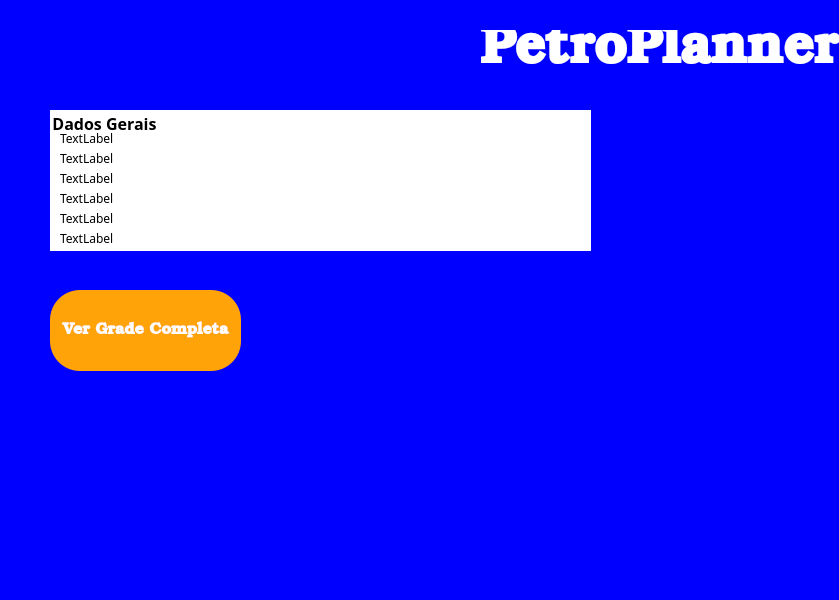
Above: src-v1/PetroPlanner/telainicial.ui from ldsc/ProjetoEngenharia-SimuladorDePlanejamentoDasAtividadesDoEstudanteEngenharia before the change. Below: the same form after it.
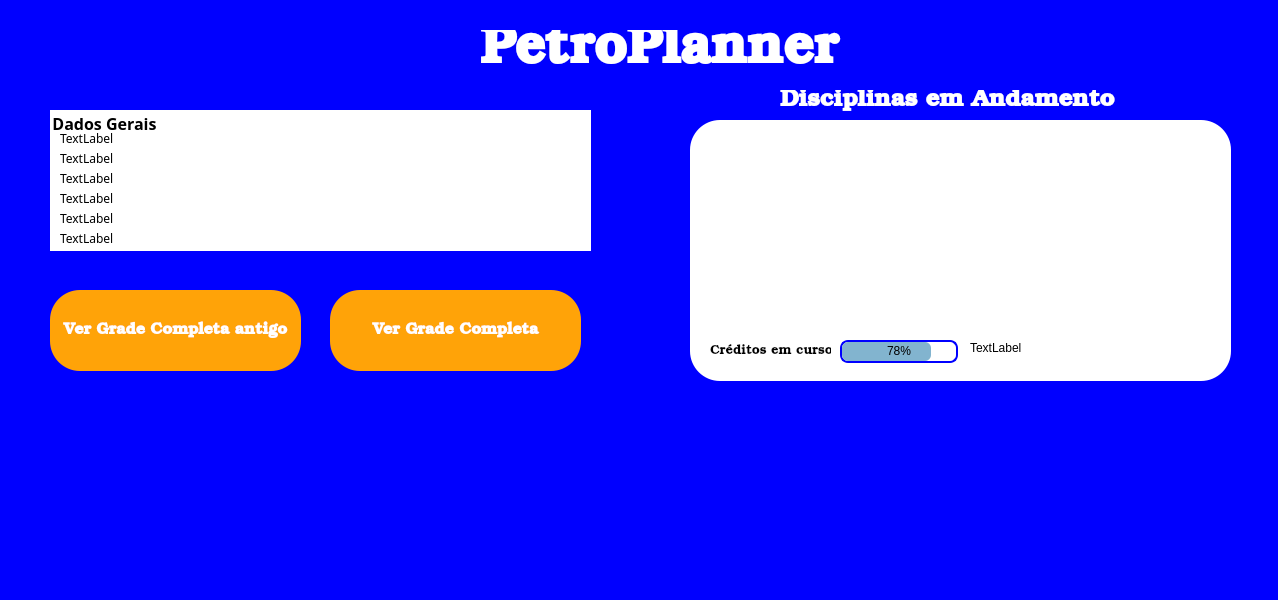
That is the form after the change.

Commit message: Progress Bar adicionada em disciplinas em andamento

```diff
--- a/src-v1/PetroPlanner/telainicial.ui
+++ b/src-v1/PetroPlanner/telainicial.ui
@@ -6,7 +6,7 @@
    <rect>
     <x>0</x>
     <y>0</y>
-    <width>839</width>
+    <width>1278</width>
     <height>600</height>
    </rect>
   </property>
@@ -34,7 +34,7 @@
      <rect>
       <x>50</x>
       <y>290</y>
-      <width>191</width>
+      <width>251</width>
       <height>81</height>
      </rect>
     </property>
@@ -52,7 +52,7 @@
      <string notr="true">background-color: #ffa308; color: white; border-radius: 30px;</string>
     </property>
     <property name="text">
-     <string>Ver Grade Completa</string>
+     <string>Ver Grade Completa antigo</string>
     </property>
    </widget>
    <widget class="QGroupBox" name="groupBoxInfoAluno">
@@ -225,6 +225,137 @@
      <string>PetroPlanner</string>
     </property>
    </widget>
+   <widget class="QPushButton" name="botaoVerGradeCompleta_2">
+    <property name="geometry">
+     <rect>
+      <x>330</x>
+      <y>290</y>
+      <width>251</width>
+      <height>81</height>
+     </rect>
+    </property>
+    <property name="font">
+     <font>
+      <family>Bookman Old Style</family>
+      <pointsize>12</pointsize>
+      <bold>true</bold>
+     </font>
+    </property>
+    <property name="toolTipDuration">
+     <number>-4</number>
+    </property>
+    <property name="styleSheet">
+     <string notr="true">background-color: #ffa308; color: white; border-radius: 30px;</string>
+    </property>
+    <property name="text">
+     <string>Ver Grade Completa</string>
+    </property>
+   </widget>
+   <widget class="QGroupBox" name="groupBoxDiscAnd">
+    <property name="geometry">
+     <rect>
+      <x>690</x>
+      <y>120</y>
+      <width>541</width>
+      <height>261</height>
+     </rect>
+    </property>
+    <property name="font">
+     <font>
+      <family>Book Antiqua</family>
+      <pointsize>12</pointsize>
+      <italic>false</italic>
+      <bold>true</bold>
+     </font>
+    </property>
+    <property name="layoutDirection">
+     <enum>Qt::LayoutDirection::LeftToRight</enum>
+    </property>
+    <property name="styleSheet">
+     <string notr="true">background-color: white; color: black; border: none; border-radius: 30px;</string>
+    </property>
+    <property name="title">
+     <string/>
+    </property>
+    <widget class="QLabel" name="labelHorasEmCurso">
+     <property name="geometry">
+      <rect>
+       <x>20</x>
+       <y>220</y>
+       <width>121</width>
+       <height>21</height>
+      </rect>
+     </property>
+     <property name="font">
+      <font>
+       <family>Bookman Old Style</family>
+       <pointsize>10</pointsize>
+       <bold>false</bold>
+      </font>
+     </property>
+     <property name="styleSheet">
+      <string notr="true"/>
+     </property>
+     <property name="text">
+      <string>Créditos em curso:</string>
+     </property>
+    </widget>
+    <widget class="QProgressBar" name="progressBarCreditos">
+     <property name="geometry">
+      <rect>
+       <x>150</x>
+       <y>220</y>
+       <width>118</width>
+       <height>23</height>
+      </rect>
+     </property>
+     <property name="styleSheet">
+      <string notr="true">QProgressBar {    border: 2px solid blue;    border-radius: 8px;  text-align: center;} QProgressBar::chunk {background-color: #82b4cf; border-radius: 6px;}</string>
+     </property>
+     <property name="minimum">
+      <number>6</number>
+     </property>
+     <property name="value">
+      <number>80</number>
+     </property>
+    </widget>
+    <widget class="QLabel" name="labelCreditosEmCurso">
+     <property name="geometry">
+      <rect>
+       <x>280</x>
+       <y>220</y>
+       <width>181</width>
+       <height>16</height>
+      </rect>
+     </property>
+     <property name="text">
+      <string>TextLabel</string>
+     </property>
+    </widget>
+   </widget>
+   <widget class="QLabel" name="labelDiscAnd">
+    <property name="geometry">
+     <rect>
+      <x>780</x>
+      <y>90</y>
+      <width>341</width>
+      <height>21</height>
+     </rect>
+    </property>
+    <property name="font">
+     <font>
+      <family>Bookman Old Style</family>
+      <pointsize>18</pointsize>
+      <bold>true</bold>
+     </font>
+    </property>
+    <property name="styleSheet">
+     <string notr="true">color: white</string>
+    </property>
+    <property name="text">
+     <string>Disciplinas em Andamento</string>
+    </property>
+   </widget>
   </widget>
   <widget class="QMenuBar" name="menubar">
    <property name="geometry">
```
Left out of the diff: 4 changed lines with no effect on the pictures. The commit also changes 21 other files.
